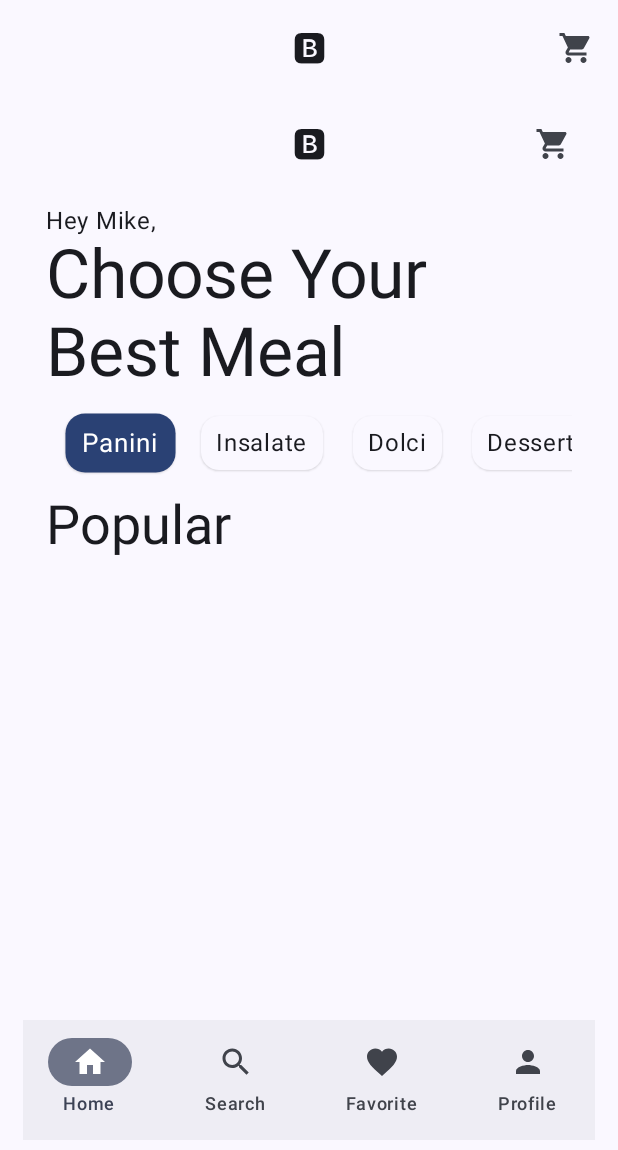
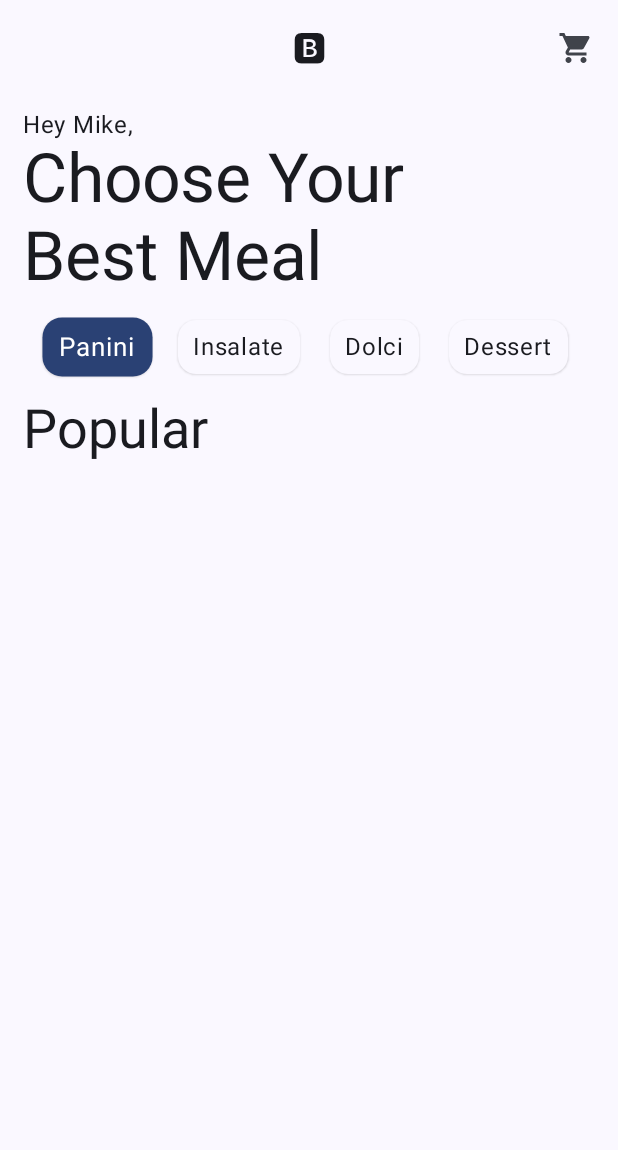
Before and after one commit to giacomoschiavo/Burgir, an Android app built with Jetpack Compose: the screen it shows after launch (MainActivity), on a phone screen of 412 x 824 dp. Shown: the top 1150 px of the screen. Run offline under Robolectric (Android 15) with nearby library versions, the phone set to English and light mode, and no system bars; missing, so only their content is drawn: CompositionLocalProvider; 1 statement that could not run was skipped.

Commit message:
new component Header for HomeScreen

```diff
--- /dev/null
+++ b/app/src/main/java/com/example/burgir/components/home/Header.kt
@@ -0,0 +1,23 @@
+import androidx.compose.foundation.layout.*
+import androidx.compose.material3.Text
+import androidx.compose.runtime.Composable
+import androidx.compose.ui.Modifier
+import androidx.compose.ui.unit.dp
+import com.example.burgir.ui.theme.AppTypography
+
+@Composable
+fun Header(chosenCategoryId: Int, setCategoryId: (Int) -> Unit, modifier: Modifier = Modifier) {
+  Column(modifier = modifier) {
+    Spacer(modifier = Modifier.size(10.dp))
+    Text(text = "Hey Mike,", style = AppTypography.bodyLarge)
+    Text(text = "Choose Your\nBest Meal", style = AppTypography.displayMedium)
+    CategorySlider(chosenCategoryId, setCategoryId)
+    Text(
+      text = "Popular",
+      style = AppTypography.displaySmall,
+      modifier = Modifier.padding(vertical = 10.dp)
+    )
+    Spacer(modifier = Modifier.size(5.dp))
+  }
+
+}
--- a/app/src/main/java/com/example/burgir/screen/HomeScreen.kt
+++ b/app/src/main/java/com/example/burgir/screen/HomeScreen.kt
@@ -22,7 +22,6 @@ import com.example.burgir.R
 import com.example.burgir.ui.theme.AppTypography
 import com.example.burgir.ui.theme.BurgirTheme
 
-@OptIn(ExperimentalMaterial3Api::class)
 @Composable
 fun HomeScreen(
   navController: NavController,
@@ -30,29 +29,8 @@ fun HomeScreen(
 ) {
   var chosenCategoryId by rememberSaveable { mutableStateOf(0) }
 
-  Scaffold(
-    topBar = { MenuTopAppBar(navController) },
-    bottomBar = { BottomBar(navController) },
-  ) { innerPadding ->
-    Column(
-      modifier = Modifier.padding(
-        vertical = innerPadding.calculateTopPadding(),
-        horizontal = 15.dp
-      )
-    ) {
-      Spacer(modifier = Modifier.size(10.dp))
-      Text(text = "Hey Mike,", style = AppTypography.bodyLarge)
-      Text(text = "Choose Your\nBest Meal", style = AppTypography.displayMedium)
-      CategorySlider(
-        chosenCategoryId,
-        { newCategoryId -> chosenCategoryId = newCategoryId }
-      )
-      Text(
-        text = "Popular",
-        style = AppTypography.displaySmall,
-        modifier = Modifier.padding(vertical = 10.dp)
-      )
-      Spacer(modifier = Modifier.size(5.dp))
+  Column(modifier = modifier) {
+    Header(chosenCategoryId, { newId -> chosenCategoryId = newId })
     ProductsGrid(
       chosenCategoryId,
       { productId ->
@@ -64,10 +42,8 @@ fun HomeScreen(
   }
 }
 
-}
 
-
-@Preview(showBackground = true, widthDp = 320, heightDp = 600)
+@Preview(showBackground = true, widthDp = 400, heightDp = 800)
 @Composable
 fun ScreenPreview() {
   BurgirTheme {
```
Lines whose indentation alone changed are shown as unchanged.
